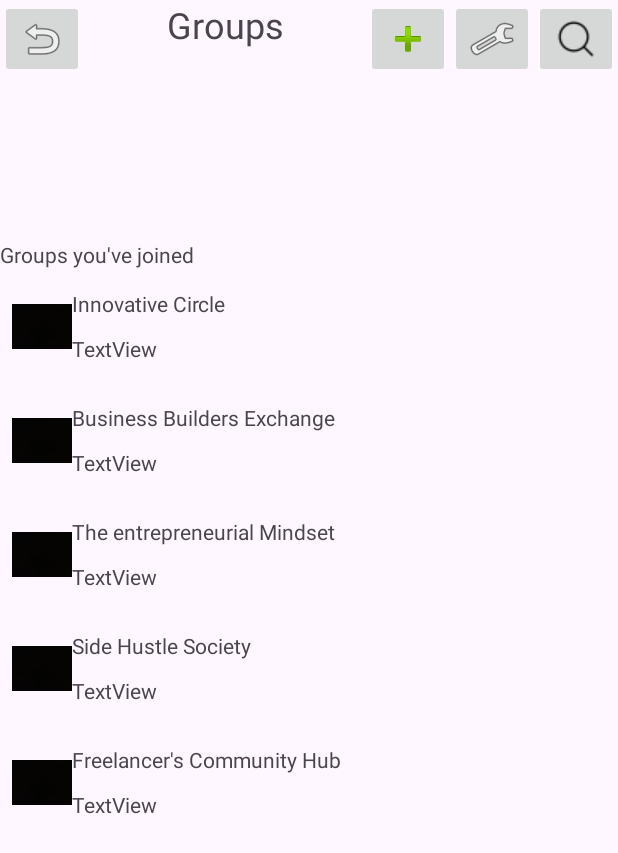
After one commit to 22BI13371/facebook-client-project, an Android app: the fragment GroupsFragment shown on its own in the app's theme, on a phone screen of 412 x 824 dp. The commit adds this screen. Shown: the top 853 px of the screen. Run offline under Robolectric (Android 15) with nearby library versions, the light colour scheme and no system bars.

Commit message:
Added GroupsFragment

```diff
--- /dev/null
+++ b/app/src/main/java/vn/edu/usth/facebookclient/GroupAdapter.java
@@ -0,0 +1,48 @@
+package vn.edu.usth.facebookclient;
+
+import android.view.LayoutInflater;
+import android.view.View;
+import android.view.ViewGroup;
+import android.widget.Button;
+import android.widget.TextView;
+import androidx.annotation.NonNull;
+import androidx.constraintlayout.widget.Group;
+import androidx.recyclerview.widget.RecyclerView;
+import java.util.List;
+
+public class GroupAdapter extends RecyclerView.Adapter<GroupAdapter.ViewHolder> {
+
+    private final List<String> groups;
+
+    public GroupAdapter(List<String> groups) {
+        this.groups = groups;
+    }
+
+    @NonNull
+    @Override
+    public ViewHolder onCreateViewHolder(@NonNull ViewGroup parent, int viewType) {
+        View view = LayoutInflater.from(parent.getContext())
+                .inflate(R.layout.item_joined_group, parent, false);
+        return new ViewHolder(view);
+    }
+
+    @Override
+    public void onBindViewHolder(@NonNull ViewHolder holder, int position) {
+        holder.nameTextView.setText(groups.get(position));
+        // Add more logic for add friend and delete buttons if necessary
+    }
+
+    @Override
+    public int getItemCount() {
+        return groups.size();
+    }
+
+    public static class ViewHolder extends RecyclerView.ViewHolder {
+        public final TextView nameTextView;
+
+        public ViewHolder(View view) {
+            super(view);
+            nameTextView = view.findViewById(R.id.GroupNametext);
+        }
+    }
+}
--- /dev/null
+++ b/app/src/main/java/vn/edu/usth/facebookclient/GroupsFragment.java
@@ -0,0 +1,78 @@
+package vn.edu.usth.facebookclient;
+
+import android.os.Bundle;
+
+import androidx.fragment.app.Fragment;
+import androidx.recyclerview.widget.LinearLayoutManager;
+import androidx.recyclerview.widget.RecyclerView;
+
+import android.view.LayoutInflater;
+import android.view.View;
+import android.view.ViewGroup;
+
+import java.util.List;
+import java.util.Arrays;
+
+/**
+ * A simple {@link Fragment} subclass.
+ * Use the {@link GroupsFragment#newInstance} factory method to
+ * create an instance of this fragment.
+ */
+public class GroupsFragment extends Fragment {
+
+    // TODO: Rename parameter arguments, choose names that match
+    // the fragment initialization parameters, e.g. ARG_ITEM_NUMBER
+    private static final String ARG_PARAM1 = "param1";
+    private static final String ARG_PARAM2 = "param2";
+
+    // TODO: Rename and change types of parameters
+    private String mParam1;
+    private String mParam2;
+
+    public GroupsFragment() {
+        // Required empty public constructor
+    }
+
+    /**
+     * Use this factory method to create a new instance of
+     * this fragment using the provided parameters.
+     *
+     * @param param1 Parameter 1.
+     * @param param2 Parameter 2.
+     * @return A new instance of fragment GroupsFragment.
+     */
+    // TODO: Rename and change types and number of parameters
+    public static GroupsFragment newInstance(String param1, String param2) {
+        GroupsFragment fragment = new GroupsFragment();
+        Bundle args = new Bundle();
+        args.putString(ARG_PARAM1, param1);
+        args.putString(ARG_PARAM2, param2);
+        fragment.setArguments(args);
+        return fragment;
+    }
+
+    @Override
+    public void onCreate(Bundle savedInstanceState) {
+        super.onCreate(savedInstanceState);
+        if (getArguments() != null) {
+            mParam1 = getArguments().getString(ARG_PARAM1);
+            mParam2 = getArguments().getString(ARG_PARAM2);
+        }
+    }
+
+    @Override
+    public View onCreateView(LayoutInflater inflater, ViewGroup container,
+                             Bundle savedInstanceState) {
+        // Inflate the layout for this fragment
+        View view = inflater.inflate(R.layout.fragment_groups, container, false);
+
+        RecyclerView groupRecyclierView = view.findViewById(R.id.GroupsReciclerView);
+
+        groupRecyclierView.setLayoutManager(new LinearLayoutManager(getContext()));
+
+        List<String> joinedGroups = Arrays.asList("Innovative Circle", "Business Builders Exchange", "The entrepreneurial Mindset", "Side Hustle Society", "Freelancer's Community Hub");
+
+        groupRecyclierView.setAdapter(new GroupAdapter(joinedGroups));
+        return view;
+    }
+}
--- /dev/null
+++ b/app/src/main/res/layout/fragment_groups.xml
@@ -0,0 +1,79 @@
+<?xml version="1.0" encoding="utf-8"?>
+<FrameLayout xmlns:android="http://schemas.android.com/apk/res/android"
+    xmlns:app="http://schemas.android.com/apk/res-auto"
+    xmlns:tools="http://schemas.android.com/tools"
+    android:layout_width="match_parent"
+    android:layout_height="match_parent"
+    tools:context=".GroupsFragment">
+
+    <LinearLayout
+        android:layout_width="match_parent"
+        android:layout_height="match_parent"
+        android:orientation="vertical">
+
+        <LinearLayout
+            android:id="@+id/Header"
+            android:layout_width="match_parent"
+            android:layout_height="wrap_content"
+            android:orientation="horizontal">
+
+            <ImageButton
+                android:id="@+id/ReturnButton"
+                android:layout_width="wrap_content"
+                android:layout_height="wrap_content"
+                android:contentDescription="@string/return_button"
+                android:src="@android:drawable/ic_menu_revert" />
+
+            <TextView
+                android:id="@+id/GroupsHeader"
+                android:layout_width="0dp"
+                android:layout_height="wrap_content"
+                android:layout_weight="1"
+
+                android:gravity="center|center_vertical"
+                android:text="Groups"
+                android:textSize="24sp" />
+
+            <ImageButton
+                android:id="@+id/GroupsCreateFunction"
+                android:layout_width="wrap_content"
+                android:layout_height="wrap_content"
+                android:contentDescription="Groups Create Button"
+                android:src="@android:drawable/ic_input_add" />
+
+            <ImageButton
+                android:id="@+id/GroupsSettings"
+                android:layout_width="wrap_content"
+                android:layout_height="wrap_content"
+                android:contentDescription="groups settings"
+                android:src="@android:drawable/ic_menu_manage" />
+
+            <ImageButton
+                android:id="@+id/SearchGroups"
+                android:layout_width="wrap_content"
+                android:layout_height="wrap_content"
+                android:contentDescription="@string/search_group"
+                android:src="@drawable/ic_search" />
+
+        </LinearLayout>
+
+        <androidx.viewpager2.widget.ViewPager2
+            android:id="@+id/GroupsPageLayout"
+            android:layout_width="match_parent"
+            android:layout_height="match_parent"
+            android:layout_weight="4" />
+
+        <TextView
+            android:id="@+id/textView2"
+            android:layout_width="match_parent"
+            android:layout_height="wrap_content"
+            android:text="@string/groups_you_ve_joined" />
+
+        <androidx.recyclerview.widget.RecyclerView
+            android:id="@+id/GroupsReciclerView"
+            android:layout_width="match_parent"
+            android:layout_height="match_parent"
+            android:layout_weight="1" />
+
+    </LinearLayout>
+</FrameLayout>
--- /dev/null
+++ b/app/src/main/res/layout/item_joined_group.xml
@@ -0,0 +1,40 @@
+<?xml version="1.0" encoding="utf-8"?>
+<LinearLayout xmlns:android="http://schemas.android.com/apk/res/android"
+    xmlns:app="http://schemas.android.com/apk/res-auto"
+    android:layout_width="match_parent"
+    android:layout_height="wrap_content"
+    android:orientation="horizontal"
+    android:padding="8dp">
+
+    <ImageView
+        android:id="@+id/imageView"
+        android:layout_width="wrap_content"
+        android:layout_height="wrap_content"
+        android:layout_weight="1"
+        android:contentDescription="@string/placeholder_image"
+        app:srcCompat="@drawable/placeholder_image" />
+
+    <LinearLayout
+        android:layout_width="match_parent"
+        android:layout_height="match_parent"
+        android:layout_weight="1"
+        android:orientation="vertical">
+
+        <TextView
+            android:id="@+id/GroupNametext"
+            android:layout_width="match_parent"
+            android:layout_height="match_parent"
+            android:layout_weight="1"
+            android:gravity="start|fill_vertical"
+            android:text="TextView" />
+
+        <TextView
+            android:id="@+id/GroupStatustext"
+            android:layout_width="match_parent"
+            android:layout_height="match_parent"
+            android:layout_weight="1"
+            android:gravity="start|fill_vertical"
+            android:text="TextView" />
+    </LinearLayout>
+
+</LinearLayout>
--- a/app/src/main/res/values/strings.xml
+++ b/app/src/main/res/values/strings.xml
@@ -61,5 +61,9 @@
     <string name="TAB">A Tab Layout</string>
     <!-- TODO: Remove or change this placeholder text -->
     <string name="hello_blank_fragment">Hello blank fragment</string>
+    <string name="return_button">return_button</string>
+    <string name="search_group">search group</string>
+    <string name="groups_you_ve_joined">Groups you\'ve joined</string>
+    <string name="placeholder_image">Placeholder Image</string>
 
 </resources>
```
